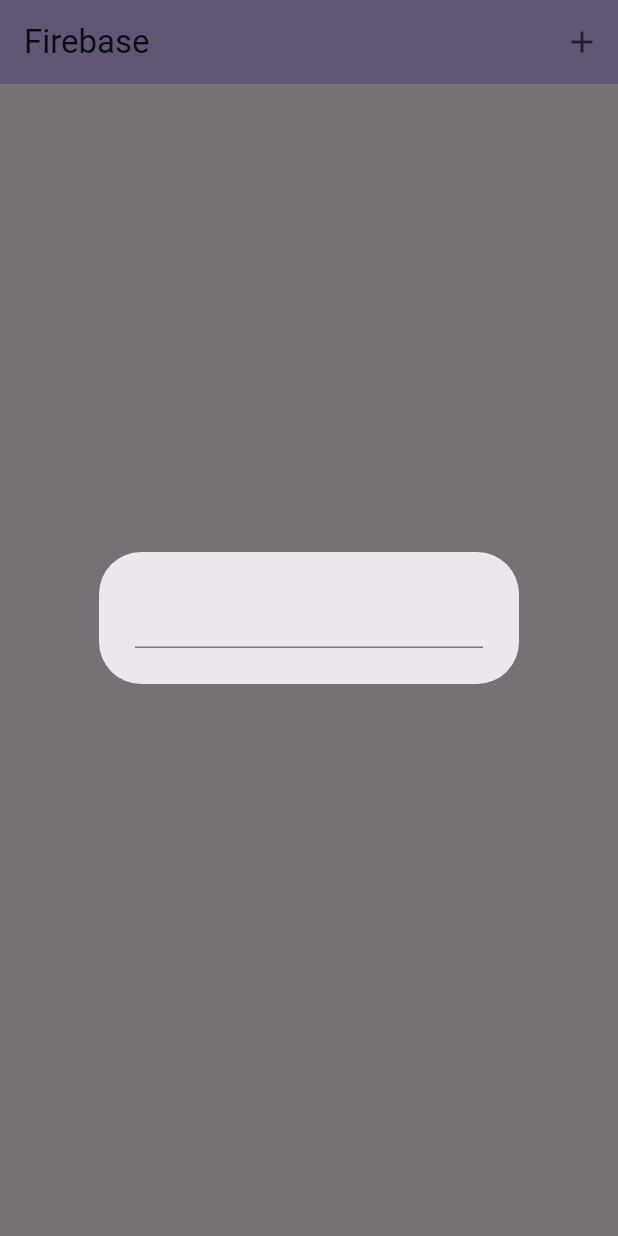
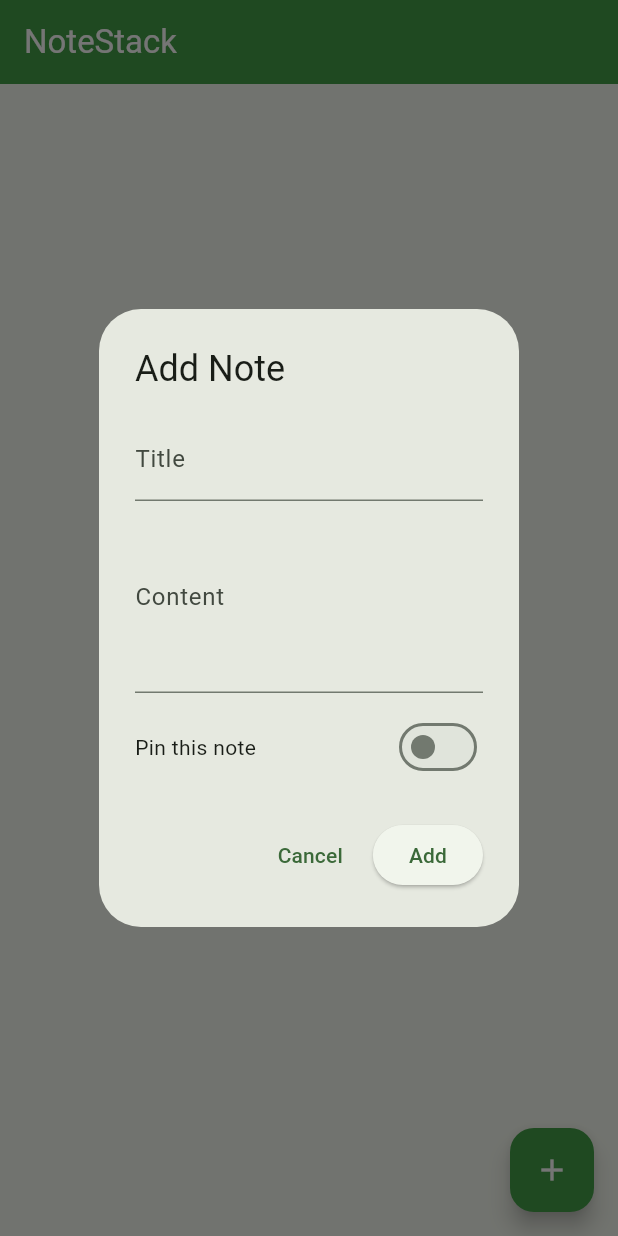
Before and after one commit to SrikantaPrasadrajeUrs/NotesStack, a Flutter app: the screen it shows after launch, after a tap on the "add" icon, on a phone screen of 412 x 824 dp. Run offline on Flutter 3.47's test engine with Material 3 defaults, Android fonts, the phone set to English and light mode, and no system bars; our stand-ins replace cloud_firestore, firebase_core; accounts and stored records are empty.

Commit message:
added swich and checkbox

```diff
--- a/lib/core/services/notes_service.dart
+++ b/lib/core/services/notes_service.dart
@@ -10,12 +10,8 @@ class NotesService{
     await notes.add(note.toJson());
   }
 
-  Stream<List<NoteModel>> getNotes(){
-    return notes.snapshots().map((snapshot){
-      return snapshot.docs.map((doc){
-        return NoteModel.fromJson(doc as Map<String,dynamic>);
-      }).toList();
-    });
+  Stream<QuerySnapshot<Object?>> getNotes(){
+    return notes.snapshots();
   }
 
   Future<void> deleteNote(String id)async{
--- a/lib/firestore_service.dart
+++ /dev/null
@@ -1,33 +0,0 @@
-
-import 'package:cloud_firestore/cloud_firestore.dart';
-
-class FirestoreService{
-  CollectionReference notes = FirebaseFirestore.instance.collection("notes");
-
-  Future<void> add(String note)async{
-    final docRef = await notes.add({"note":note});
-    print(docRef.id);
-  }
-
-// Iterable -> List
-  // QuerySnapshot -> List > DocumentSnapshot -> Map
-  Stream<List<Map<String,dynamic>>> getNotes(){
-    return notes.snapshots().map((snapshot){
-      return snapshot.docs.map((doc){
-        return {
-          "id": doc.id,
-          "note":doc['note']
-        };
-      }).toList();
-    });
-  }
-
-  Future<void> delete(String id)async{
-    await notes.doc(id).delete();
-  }
-
-  Future<void> updateNote(String id, String note)async{
-    await notes.doc(id).update({"note": note});
-  }
-
-}
--- a/lib/main.dart
+++ b/lib/main.dart
@@ -1,5 +1,5 @@
 import 'package:demo/firebase_options.dart';
-import 'package:demo/firestore_service.dart';
+import 'package:demo/screens/home_screen.dart';
 import 'package:firebase_core/firebase_core.dart';
 import 'package:flutter/material.dart';
 
@@ -21,79 +21,10 @@ class MyApp extends StatelessWidget {
       debugShowCheckedModeBanner: false,
       title: 'Flutter Demo',
       theme: ThemeData(
-        colorScheme: ColorScheme.fromSeed(seedColor: Colors.deepPurple),
+
+        colorScheme: ColorScheme.fromSeed(seedColor: Colors.green),
       ),
-      home: const MyHomePage(title: 'Flutter Demo Home Page'),
+      home: HomeScreen(),
     );
   }
 }
-
-class MyHomePage extends StatefulWidget {
-  const MyHomePage({super.key, required this.title});
-
-
-  final String title;
-
-  @override
-  State<MyHomePage> createState() => _MyHomePageState();
-}
-
-class _MyHomePageState extends State<MyHomePage> {
-  TextEditingController controller = TextEditingController();
-
-  void add(){
-    controller.clear();
-    showDialog(context: context, builder: (context){
-      return AlertDialog(
-        content: TextField(
-          controller: controller,
-        ),
-      );
-    }).whenComplete((){
-      FirestoreService().add(controller.text);
-    });
-  }
-
-  void update(String id) {
-    controller.clear();
-    showDialog(context: context, builder: (context){
-      return AlertDialog(
-        content: TextField(
-          controller: controller,
-        ),
-      );
-    }).whenComplete((){
-      FirestoreService().updateNote(id,controller.text);
-    });
-  }
-
-  @override
-  Widget build(BuildContext context) {
-    return Scaffold(
-      appBar: AppBar(
-        backgroundColor: Theme.of(context).colorScheme.inversePrimary,
-        title: Text("Firebase"),
-        actions:[
-          IconButton(onPressed: add, icon:Icon(Icons.add))
-        ]
-      ),
-      body: StreamBuilder(
-          stream: FirestoreService().getNotes(),
-          builder: (context,snapshot){
-            if(snapshot.hasData){
-              return ListView.builder(
-                  itemCount: snapshot.data!.length,
-                  itemBuilder: (context,index){
-                    return ListTile(
-                      onLongPress: ()=>update(snapshot.data![index]['id']),
-                      onTap: ()=>FirestoreService().delete(snapshot.data![index]['id']),
-                      title: Text(snapshot.data![index]['note']),
-                    );
-                  });
-            }else{
-              return SizedBox();
-            }
-          }),
-    );
-  }
-}
--- a/lib/models/note_model.dart
+++ b/lib/models/note_model.dart
@@ -1,10 +1,11 @@
+import 'package:cloud_firestore/cloud_firestore.dart';
 
 class NoteModel{
   final String id;
   final String title;
   final String content;
-  final DateTime createdAt;
-  final DateTime lastModifiedAt;
+  final Timestamp createdAt;
+  final Timestamp lastModifiedAt;
   final bool isPinned;
 
   NoteModel({
@@ -21,19 +22,19 @@ class NoteModel{
       'id':id,
       'title':title,
       'content':content,
-      'createdAt':createdAt.toIso8601String(),
-      'lastModifiedAt':lastModifiedAt.toIso8601String(),
+      'createdAt':createdAt,
+      'lastModifiedAt':lastModifiedAt,
       'isPinned':isPinned,
     };
   }
 
   factory NoteModel.fromJson(Map<String,dynamic> json){
     return NoteModel(
-      id: json['id'],
+      id: json['id']??"",
       title: json['title'],
       content: json['content'],
-      createdAt: DateTime.parse(json['createdAt']),
-      lastModifiedAt: DateTime.parse(json['lastModifiedAt']),
+      createdAt: json['createdAt'],
+      lastModifiedAt: json['lastModifiedAt'],
       isPinned: json['isPinned'],
     );
   }
@@ -42,8 +43,8 @@ class NoteModel{
     String? id,
     String? title,
     String? content,
-    DateTime? createdAt,
-    DateTime? lastModifiedAt,
+    Timestamp? createdAt,
+    Timestamp? lastModifiedAt,
     bool? isPinned,
   }){
     return NoteModel(
@@ -55,4 +56,9 @@ class NoteModel{
       isPinned: isPinned ?? this.isPinned,
     );
   }
+
+  @override
+  String toString() {
+    return 'NoteModel(id: $id, title: $title, content: $content, createdAt: $createdAt, lastModifiedAt: $lastModifiedAt, isPinned: $isPinned)';
+  }
 }
--- a/lib/repository/notes_repo.dart
+++ b/lib/repository/notes_repo.dart
@@ -0,0 +1,39 @@
+import 'package:cloud_firestore/cloud_firestore.dart';
+
+import '../core/services/notes_service.dart';
+import '../models/note_model.dart';
+
+class NotesRepo{
+  static final NotesService notesService = NotesService();
+
+  Stream<List<NoteModel>> getNotes(){
+    return notesService.getNotes().map((snapshot)=>snapshot.docs.map((doc){
+
+      return NoteModel.fromJson(doc.data() as Map<String,dynamic>).copyWith(id: doc.id);
+    }).toList());
+  }
+
+  Future<void> addNote({required String title, required String content, required DateTime createdAt, required DateTime lastModifiedAt, required bool isPinned}){
+    return notesService.addNote(NoteModel(id: '' ,title: title, content: content, createdAt: Timestamp.fromDate(createdAt), lastModifiedAt: Timestamp.fromDate(lastModifiedAt), isPinned: isPinned));
+  }
+
+  Future<void> deleteNote(String id){
+    return notesService.deleteNote(id);
+  }
+
+  Future<void> updateNote(NoteModel noteModel, {String? title, String? content, bool? isPinned}){
+    return notesService.updateNote(
+      noteModel.copyWith(
+        title: title,
+        content: content,
+        lastModifiedAt: Timestamp.now(),
+        isPinned: isPinned,
+      )
+    );
+  }
+
+  Future<void> pinNote(NoteModel noteModel, bool isPinned){
+    return notesService.updateNote(noteModel.copyWith(isPinned: isPinned, lastModifiedAt: Timestamp.now()));
+  }
+
+}
--- /dev/null
+++ b/lib/screens/home_screen.dart
@@ -0,0 +1,156 @@
+import 'package:flutter/material.dart';
+import '../models/note_model.dart';
+import '../repository/notes_repo.dart';
+
+class HomeScreen extends StatefulWidget {
+
+  const HomeScreen({super.key});
+
+  @override
+  State<HomeScreen> createState() => _HomeScreenState();
+}
+
+class _HomeScreenState extends State<HomeScreen> {
+  final NotesRepo _notesRepo = NotesRepo();
+  Map<String,bool> selectedDeleteIds = {};
+  void _showAddNoteDialog(BuildContext context) {
+    final titleController = TextEditingController();
+    final contentController = TextEditingController();
+    bool isPinned = false;
+
+    showDialog(
+      context: context,
+      builder: (context) {
+        return StatefulBuilder(
+          builder: (context, setState) {
+            return AlertDialog(
+              title: const Text('Add Note'),
+              content: Column(
+                mainAxisSize: MainAxisSize.min,
+                children: [
+                  TextField(
+                    controller: titleController,
+                    decoration: const InputDecoration(labelText: 'Title'),
+                  ),
+                  TextField(
+                    controller: contentController,
+                    decoration: const InputDecoration(labelText: 'Content'),
+                    maxLines: 4,
+                  ),
+                  const SizedBox(height: 12),
+                  Row(
+                    mainAxisAlignment: MainAxisAlignment.spaceBetween,
+                    children: [
+                      const Text('Pin this note'),
+                      Switch(
+                        value: isPinned,
+                        onChanged: (value) {
+                          setState(() {
+                            isPinned = value;
+                          });
+                        },
+                      ),
+                    ],
+                  ),
+                ],
+              ),
+              actions: [
+                TextButton(
+                  onPressed: () => Navigator.pop(context), // Cancel
+                  child: const Text('Cancel'),
+                ),
+                ElevatedButton(
+                  onPressed: () async {
+                    final title = titleController.text.trim();
+                    final content = contentController.text.trim();
+
+                    if (title.isNotEmpty || content.isNotEmpty) {
+                      await _notesRepo.addNote(
+                        title: title,
+                        content: content,
+                        createdAt: DateTime.now(),
+                        lastModifiedAt: DateTime.now(),
+                        isPinned: isPinned,
+                      );
+                    }
+
+                    Navigator.pop(context); // Close dialog
+                  },
+                  child: const Text('Add'),
+                ),
+              ],
+            );
+          },
+        );
+      },
+    );
+  }
+
+  @override
+  Widget build(BuildContext context) {
+    return Scaffold(
+      appBar: AppBar(
+        title: const Text('NoteStack'),
+        backgroundColor: Colors.green.shade600,
+        foregroundColor: Colors.white,
+      ),
+        body: StreamBuilder<List<NoteModel>>(
+          stream: _notesRepo.getNotes(),
+          builder: (context, snapshot) {
+            if (snapshot.connectionState == ConnectionState.waiting) {
+              return const Center(child: CircularProgressIndicator());
+            }
+
+            if (snapshot.hasError) {
+              return Center(child: Text("Error: ${snapshot.error}"));
+            }
+            if (!snapshot.hasData || snapshot.data == null || snapshot.data!.isEmpty) {
+              return const Center(child: Text("No notes yet"));
+            }
+
+            final notes = snapshot.data!;
+            for (var note in notes) {
+              selectedDeleteIds[note.id] = selectedDeleteIds[note.id]??false;
+            }
+            notes.sort((a,b){
+              if(a.isPinned&&b.isPinned) return 0;
+              if(a.isPinned) return -1;
+              if(b.isPinned) return 1;
+              return 0;
+            });
+            return ListView.builder(
+              key: ObjectKey(notes),
+              padding: const EdgeInsets.all(12),
+              itemCount: notes.length,
+              itemBuilder: (context, index) {
+                final note = notes[index];
+                return Card(
+                  key: ValueKey(note.id),
+                  margin: const EdgeInsets.symmetric(vertical: 8),
+                  child: ListTile(
+                    title: Text(note.title),
+                    subtitle: Text(
+                      note.content,
+                      maxLines: 2,
+                      overflow: TextOverflow.ellipsis,
+                    ),
+                    leading: Checkbox(value: selectedDeleteIds[notes[index].id], onChanged: (value){
+                      setState(()=>selectedDeleteIds[notes[index].id] = value!);
+                    }),
+                    trailing: note.isPinned
+                        ? const Icon(Icons.push_pin, color: Colors.green)
+                        : null,
+                  ),
+                );
+              },
+            );
+          },
+        ),
+      floatingActionButton: FloatingActionButton(
+        onPressed: () => _showAddNoteDialog(context),
+        backgroundColor: Colors.green.shade600,
+        child: const Icon(Icons.add, color: Colors.white),
+      ),
+    );
+  }
+}
```
Also changed, not shown: lib/screens/home.dart (deleted).
